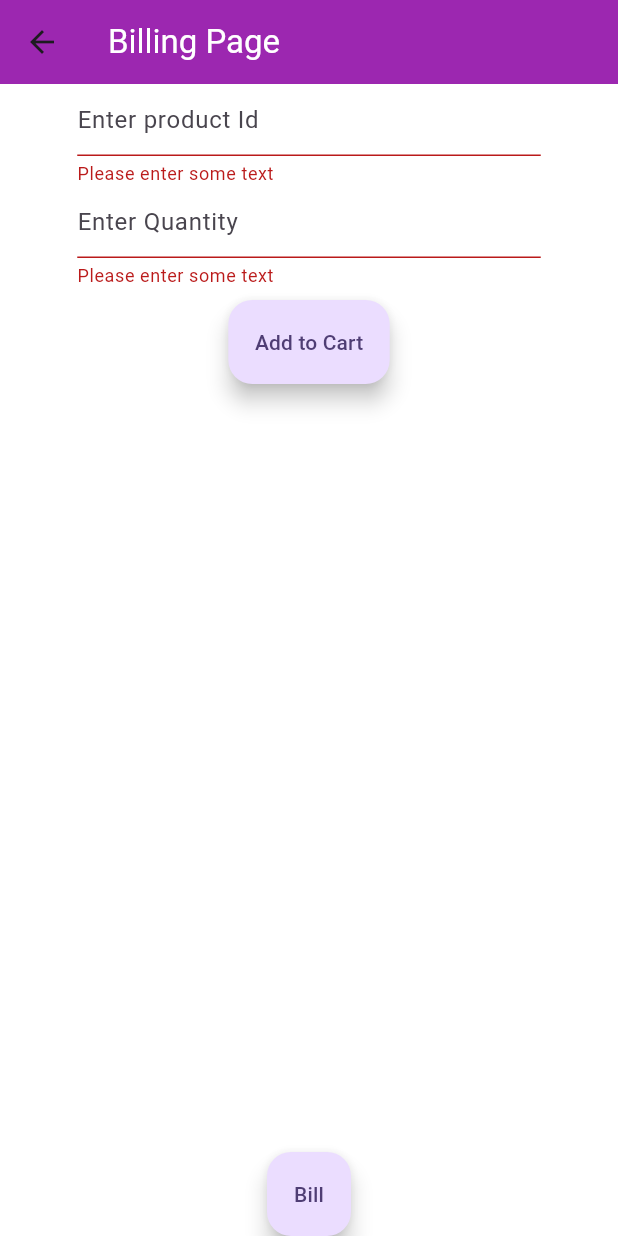
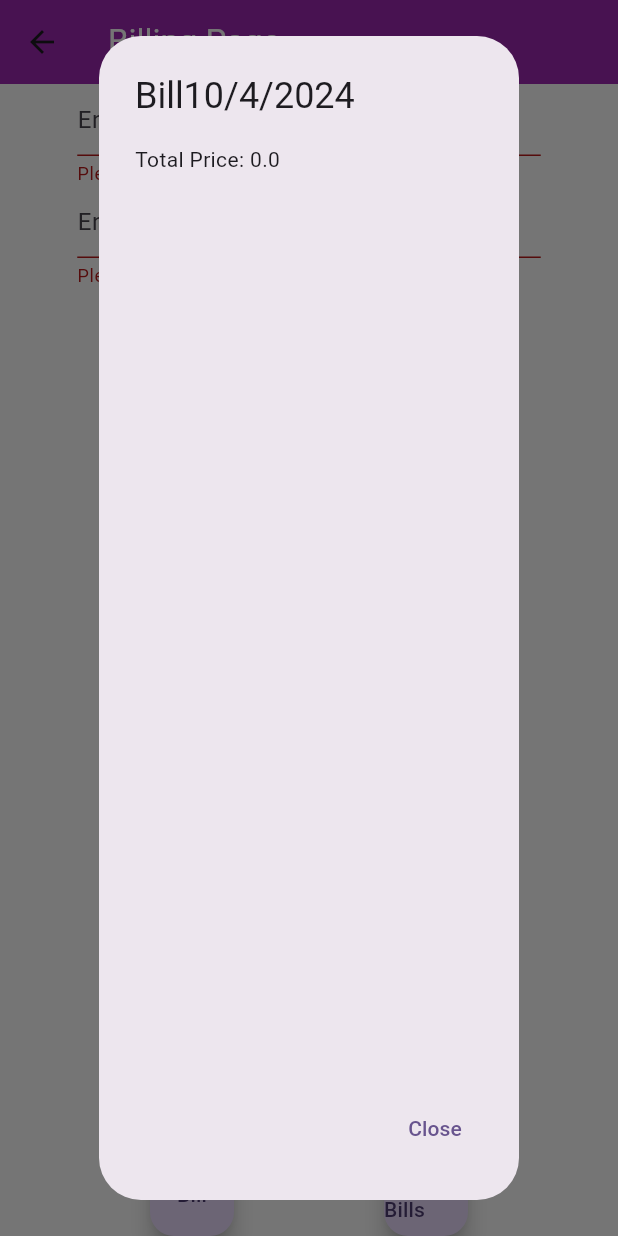
Before and after one commit to KrithigaPerumal/FlutterRealWorldApplication, a Flutter app: the BillingPage screen opened directly, after a tap on "Add to Cart", after a tap on "Bill", on a phone screen of 412 x 824 dp. Run offline on Flutter 3.47's test engine with Material 3 defaults, Android fonts, the phone set to English and light mode, and no system bars.

Commit message:
Json data conversion to Bills objects.
Reading the json data from the bills.json to show the bills in ShowBillPage.

```diff
--- a/billing_system_application/lib/billingpage.dart
+++ b/billing_system_application/lib/billingpage.dart
@@ -3,10 +3,11 @@
 //form widget to create the bill
 //validate the bill on submit and add the bill to the list
 // the newly added bill will be shown here.
+import 'dart:convert';
 import 'package:billing_system_application/bills.dart';
+import 'package:billing_system_application/showbills.dart';
 import 'package:billing_system_application/stockpage.dart';
 import 'package:flutter/material.dart';
-
 
 List<Bills> billList = [];
 
@@ -19,9 +20,11 @@ class BillingPage extends StatefulWidget {
 }
 
 class _BillingPageState extends State<BillingPage> {
+  @override
   void initState() {
     super.initState();
-    //print('values are is $jsonData');
+    Bills.readJson();
+    print('bills called from billing $allbillsList');
   }
 
   final GlobalKey<FormState> _formKey = GlobalKey<FormState>();
@@ -30,6 +33,7 @@ class _BillingPageState extends State<BillingPage> {
   double prodPrice = 0;
   String prodId = "";
   int prodStock = 0;
+  String billDate = "";
 
   List<CartList> cartList = [];
 
@@ -55,7 +59,7 @@ class _BillingPageState extends State<BillingPage> {
             padding: const EdgeInsets.symmetric(horizontal: 20),
             child: SizedBox(
               width: MediaQuery.of(context).size.width * 0.75,
-              height: MediaQuery.of(context).size.height * 0.25,
+              height: MediaQuery.of(context).size.height * 0.30,
               child: Form(
                 key: _formKey,
                 child: Column(
@@ -94,7 +98,11 @@ class _BillingPageState extends State<BillingPage> {
                         child: FloatingActionButton(
                           heroTag: "butn2",
                           onPressed: () {
-                            int len = cartList.length;
+                            DateTime now = DateTime.now();
+                            int year = now.year;
+                            int month = now.month;
+                            int day = now.day;
+                            billDate = "$day/$month/$year";
                             if (_formKey.currentState!.validate()) {
                               _formKey.currentState!.save();
                               print(prodId);
@@ -120,7 +128,6 @@ class _BillingPageState extends State<BillingPage> {
                                     cartList.add(newbill);
                                   });
                                   totalPrice += prodPrice;
-                                  print('after adding $len');
                                 } else {
                                   ScaffoldMessenger.of(context).showSnackBar(
                                     SnackBar(
@@ -169,7 +176,6 @@ class _BillingPageState extends State<BillingPage> {
                       Text('Price: ${item.productPrice}'),
                     ],
                   ),
-
                   trailing: GestureDetector(
                     onTap: () {
                       setState(() {
@@ -187,30 +193,100 @@ class _BillingPageState extends State<BillingPage> {
               },
             ),
           ),
-
+          Row(
+            mainAxisAlignment: MainAxisAlignment.spaceEvenly,
+            children: [
               SizedBox(
                   child: FloatingActionButton(
                 heroTag: "butn1",
-            onPressed: () async{
-              //creates a new bill
+                onPressed: () async {
                   //to do:
-              //have to remove the list tiles when pressed and display the created bill.
                   //have to update the products.json file
-              //have to write in the bills.json file.
-              Bills newbill = Bills(totalPrice: totalPrice, cartProducts: cartList );
-              await Bills.writeBillsJson(billList);
+                  Bills newbill = Bills(
+                      totalPrice: totalPrice,
+                      cartProducts: cartList,
+                      billedDate: billDate);
+                  //check wheather the set state is required here?
                   setState(() {
                     billList.add(newbill);
+                    print(DateTime.now().toString());
+                    showBill(context);
                   });
-              print(billList);
-             // print(newbill.billId);
-              print(newbill.cartProducts.length);
+                  await Bills.writeBillsJson(billList);
+                  //showing the bill here.
                   print(newbill.totalPrice);
                 },
                 child: Text("Bill"),
-          ))
+              )),
+              FloatingActionButton(
+                onPressed: () {
+                  Navigator.push(
+                    context,
+                    MaterialPageRoute(builder: (context) => ShowBillsPage()),
+                  );
+                },
+                child: Text("View Bills"),
+              )
+            ],
+          )
         ],
       ),
     );
   }
+
+  //update the products.json - call the writeto json.
+  updateProductStock(BuildContext context) {
+    for (var product in cartList) {
+      for (var productStock in jsonData) {
+        //if(product.productId == jsonData.prodId)
       }
+    }
+  }
+
+  showBill(BuildContext context) {
+    return showDialog(
+        context: context,
+        builder: (BuildContext context) {
+          return AlertDialog(
+            title: Row(
+              children: [
+                Text("Bill"),
+                Text(billDate),
+              ],
+            ),
+            content: Column(
+              crossAxisAlignment: CrossAxisAlignment.start,
+              children: [
+                Column(
+                  crossAxisAlignment: CrossAxisAlignment.start,
+                  children: cartList.map((product) {
+                    // Display each product in the cartProducts list
+                    return Column(
+                      children: [
+                        Text(
+                            '${product.productId} - ${product.productName} - ${product.productPrice}'),
+                        Divider(),
+                      ],
+                    );
+                  }).toList(),
+                ),
+                Text('Total Price: $totalPrice'),
+              ],
+            ),
+            actions: [
+              TextButton(
+                onPressed: () {
+                  //reseting the values and the display.
+                  setState(() {
+                    cartList.clear();
+                    totalPrice = 0;
+                  });
+                  Navigator.of(context).pop();
+                },
+                child: Text('Close'),
+              )
+            ],
+          );
+        });
+  }
+}
--- a/billing_system_application/lib/bills.dart
+++ b/billing_system_application/lib/bills.dart
@@ -8,36 +8,75 @@ import 'dart:convert';
 import 'dart:io';
 
 import 'package:path_provider/path_provider.dart';
+List<Bills> allbillsList =[];
 
 class Bills {
   // static int _lastBillId = 1000;
   //String billId;
   double totalPrice;
-  //DateTime billedDate;
+  String billedDate;
   List<CartList> cartProducts;
 
   Bills({
     required this.totalPrice,
     required this.cartProducts,
-    //required this.billedDate,
+    required this.billedDate,
   });
   //: billId = 'BILL${_lastBillId++}';
 
   Map<String, dynamic> toJson() => {
         //'billId': billId,
         'totalPrice': totalPrice,
-        //'billedDate': billedDate,
+        'billedDate': billedDate,
         'cartProducts':
             cartProducts.map((cartList) => cartList.toJson()).toList(),
       };
-
+  //writing bills.
   static Future<void> writeBillsJson(List<Bills> billsList) async {
     final directory = await getApplicationDocumentsDirectory();
     final file = File('${directory.path}/bills.json');
     print("write is called");
-    final jsonBills =jsonEncode(billsList.map((bill) => bill.toJson()).toList());
+    final jsonBills =
+        jsonEncode(billsList.map((bill) => bill.toJson()).toList());
     await file.writeAsString(jsonBills);
+    print(jsonBills);
+    print(jsonBills.length);
     print("run successfully");
+  }
+
+  //reading bills.
+  static Future<List<Bills>> readJson() async {
+    try {
+      final directory = await getApplicationDocumentsDirectory();
+      final file = File('${directory.path}/bills.json');
+      if (await file.exists()) {
+        final jsonString = await file.readAsString();
+        final jsonData = jsonDecode(jsonString) as List<dynamic>;
+        allbillsList =
+            jsonData.map((item) => Bills.fromJson(item)).toList();
+            print("bills list length in reading ${allbillsList.length}");
+            print(allbillsList);
+        return allbillsList;
+      } else {
+        return []; // Return an empty list if the file does not exist
+      }
+    } catch (e) {
+      print('Error reading bills.json file: $e');
+      return []; // Return an empty list if an error occurs
+    }
+  }
+
+  factory Bills.fromJson(Map<String, dynamic> json) {
+    List<dynamic> cartProductsJson = json['cartProducts'];
+    List<CartList> cartProducts = cartProductsJson
+        .map((productJson) => CartList.fromJson(productJson))
+        .toList();
+    return Bills(
+      //billId: json['billId'],
+      totalPrice: json['totalPrice'],
+      billedDate: json['billedDate'],
+      cartProducts: cartProducts,
+    );
   }
 }
 
```
Also changed, not shown: billing_system_application/lib/showbills.dart (+62 -0 lines). Lines whose indentation alone changed are shown as unchanged.
